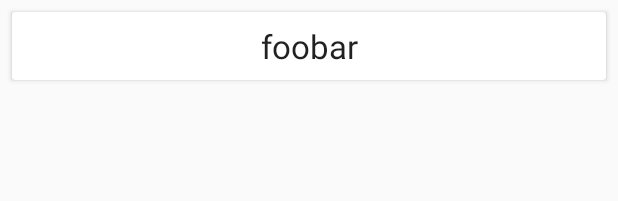
After one commit to spelka/tea-da, an Android app: the layout menu_item.xml on its own in the app's theme, with its tools: preview values and no code run, on a phone screen of 412 x 824 dp. The commit adds this screen. Shown: the top 201 px of the screen. Run offline under Robolectric (Android 15) with nearby library versions, the phone set to English and light mode, and no system bars.

Commit message:
Menu Activity is implemented and correctly displays a Card for each tea type.

```diff
--- a/app/src/main/AndroidManifest.xml
+++ b/app/src/main/AndroidManifest.xml
@@ -10,13 +10,14 @@
         android:supportsRtl="true"
         android:theme="@style/AppTheme">
         <activity android:name=".MainActivity">
+        </activity>
+        <activity android:name=".Menu.MenuActivity">
             <intent-filter>
                 <action android:name="android.intent.action.MAIN" />
 
                 <category android:name="android.intent.category.LAUNCHER" />
             </intent-filter>
         </activity>
-        <activity android:name=".Menu.MenuActivity"></activity>
     </application>
 
 </manifest>
--- /dev/null
+++ b/app/src/main/res/layout/menu_item.xml
@@ -0,0 +1,23 @@
+<?xml version="1.0" encoding="utf-8"?>
+<android.support.v7.widget.CardView xmlns:android="http://schemas.android.com/apk/res/android"
+    android:layout_width="match_parent"
+    android:layout_height="wrap_content"
+    android:layout_marginEnd="8dp"
+    android:layout_marginStart="8dp"
+    android:layout_marginTop="8dp">
+
+    <RelativeLayout
+        android:layout_width="match_parent"
+        android:layout_height="wrap_content"
+        android:padding="8dp">
+
+        <TextView
+            android:id="@+id/text_view_tea_type"
+            android:layout_width="match_parent"
+            android:layout_height="wrap_content"
+            android:textAlignment="center"
+            android:text="foobar"
+            android:textAppearance="@style/TextAppearance.AppCompat.Large"/>
+    </RelativeLayout>
+
+</android.support.v7.widget.CardView>
```
Also changed, not shown: app/src/main/java/ca/sebon/tea_da/Menu/MenuActivity.java (+12 -1 lines), app/src/main/java/ca/sebon/tea_da/Menu/MenuAdapter.java (added, +60 -0 lines), app/src/main/res/layout/activity_menu.xml (+10 -4 lines).
